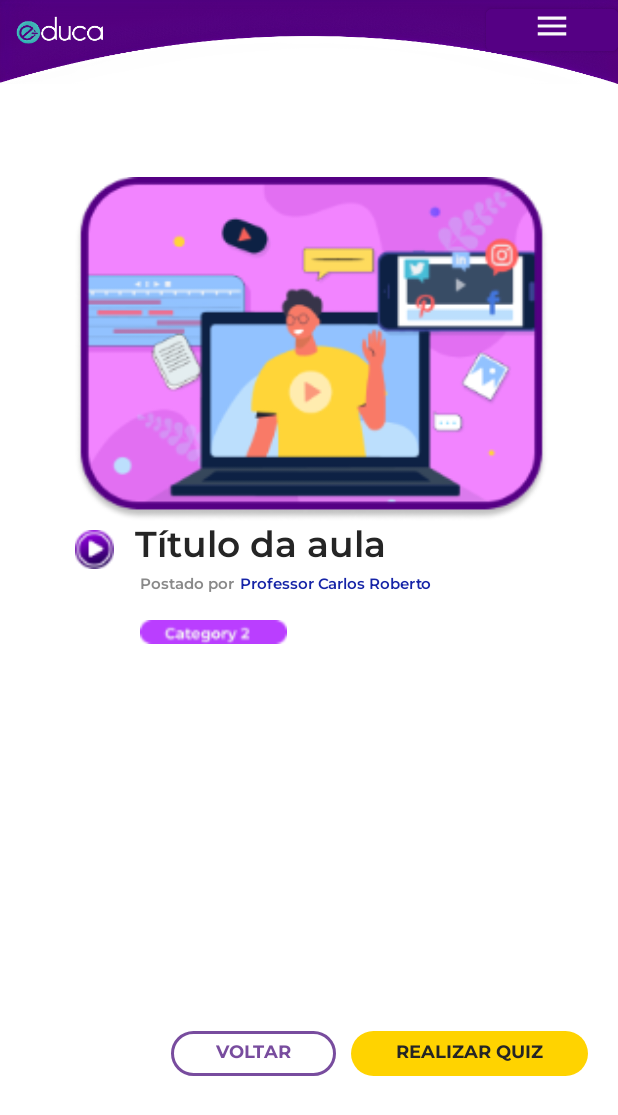
After one commit to e-duca/e-duca-app, an Android app: the Video screen opened directly, with no data from a screen before it, on a phone screen of 412 x 824 dp. The commit adds this screen. Shown: the top 1115 px of the screen. Run offline under Robolectric (Android 15) with nearby library versions, the phone set to English and light mode, and no system bars.

Commit message:
Tela da vídeo aula (#17)
* Tela da vídeo aula

* fix: ajuste visual e conexão com tela de conteúdo

---------

Co-authored-by: julianaesteves <juliana.trindade@bandtec.com.br>

```diff
--- a/app/src/main/AndroidManifest.xml
+++ b/app/src/main/AndroidManifest.xml
@@ -16,7 +16,9 @@
         android:supportsRtl="true"
         android:theme="@style/Theme.Educa"
         tools:targetApi="33">
-
+        <activity
+            android:name=".Video"
+            android:exported="false" />
         <activity
             android:name=".Login"
             android:exported="true">
--- /dev/null
+++ b/app/src/main/java/com/educa/Video.kt
@@ -0,0 +1,20 @@
+package com.educa
+
+import android.content.Intent
+import androidx.appcompat.app.AppCompatActivity
+import android.os.Bundle
+import android.widget.Button
+
+class Video : AppCompatActivity() {
+    override fun onCreate(savedInstanceState: Bundle?) {
+        super.onCreate(savedInstanceState)
+        setContentView(R.layout.activity_video_aula)
+
+        val backToContent = findViewById<Button>(R.id.btn_back)
+
+        backToContent.setOnClickListener {
+            val contentPage = Intent(applicationContext, Content::class.java)
+            startActivity(contentPage)
+        }
+    }
+}
--- /dev/null
+++ b/app/src/main/res/drawable/ic_card_videoaula.xml
@@ -0,0 +1,19 @@
+<vector
+    xmlns:android="http://schemas.android.com/apk/res/android"
+    xmlns:aapt="http://schemas.android.com/aapt"
+    android:width="315dp"
+    android:height="229dp"
+    android:viewportWidth="315"
+    android:viewportHeight="229"
+    >
+    <group>
+        <clip-path
+            android:pathData="M40 0H275C297.091 0 315 17.9086 315 40V189C315 211.091 297.091 229 275 229H40C17.9086 229 0 211.091 0 189V40C0 17.9086 17.9086 0 40 0Z"
+            />
+        <path
+            android:pathData="M40 0H275C297.091 0 315 17.9086 315 40V189C315 211.091 297.091 229 275 229H40C17.9086 229 0 211.091 0 189V40C0 17.9086 17.9086 0 40 0Z"
+            android:strokeWidth="10"
+            android:strokeColor="#550084"
+            />
+    </group>
+</vector>
--- /dev/null
+++ b/app/src/main/res/layout/activity_video_aula.xml
@@ -0,0 +1,112 @@
+<?xml version="1.0" encoding="utf-8"?>
+<androidx.constraintlayout.widget.ConstraintLayout xmlns:android="http://schemas.android.com/apk/res/android"
+    xmlns:app="http://schemas.android.com/apk/res-auto"
+    xmlns:tools="http://schemas.android.com/tools"
+    android:layout_width="match_parent"
+    android:layout_height="match_parent"
+    tools:context=".Video">
+
+    <RelativeLayout
+        android:layout_width="match_parent"
+        android:layout_height="match_parent"
+        tools:layout_editor_absoluteX="16dp"
+        tools:layout_editor_absoluteY="-42dp">
+
+        <fragment
+            android:id="@+id/fg_menu"
+            class="com.educa.FragmentMenu"
+            android:layout_width="wrap_content"
+            android:layout_height="wrap_content"
+            tools:layout="@layout/fragment_menu" />
+
+        <View
+            android:id="@+id/rectangle_1"
+            android:layout_width="315dp"
+            android:layout_height="229dp"
+            android:layout_alignParentLeft="true"
+            android:layout_alignParentTop="true"
+            android:layout_marginLeft="50dp"
+            android:layout_marginTop="118dp"
+            android:background="@mipmap/video"
+            android:elevation="4dp" />
+
+        <View
+            android:layout_below="@+id/rectangle_1"
+            android:id="@+id/image_play"
+            android:layout_width="26dp"
+            android:layout_height="26dp"
+            android:layout_marginTop="6dp"
+            android:layout_alignStart="@+id/rectangle_1"
+            android:background="@mipmap/play" />
+
+        <TextView
+            android:id="@+id/title_aula"
+            android:layout_width="wrap_content"
+            android:layout_height="wrap_content"
+            android:layout_below="@+id/rectangle_1"
+            android:layout_alignLeft="@+id/image_play"
+            android:layout_marginLeft="40dp"
+            android:fontFamily="@font/montserrat_semibold"
+            android:text="@string/txt_title"
+            android:textSize="24sp"
+            android:textStyle="bold" />
+
+        <TextView
+            android:id="@+id/postado_por"
+            android:layout_width="wrap_content"
+            android:layout_height="wrap_content"
+            android:layout_below="@+id/title_aula"
+            android:text="@string/txt_postfor"
+            android:layout_marginLeft="93dp"
+            android:textColor="#898989"
+            android:textSize="10sp"
+            android:fontFamily="@font/montserrat_semibold" />
+
+        <TextView
+            android:layout_width="wrap_content"
+            android:layout_height="wrap_content"
+            android:layout_below="@+id/title_aula"
+            android:layout_alignParentEnd="@+id/postado_por"
+            android:layout_marginLeft="160dp"
+            android:text="@string/txt_nameteacher"
+            android:textColor="#1524A7"
+            android:textSize="10sp"
+            android:fontFamily="@font/montserrat_semibold"
+            />
+
+        <View
+            android:id="@+id/filtro_cate"
+            android:layout_width="98dp"
+            android:layout_height="16dp"
+            android:layout_marginLeft="93dp"
+            android:layout_marginTop="16dp"
+            android:layout_below="@id/postado_por"
+            android:background="@mipmap/categoria2"/>
+
+        <LinearLayout
+            android:layout_width="wrap_content"
+            android:layout_height="match_parent"
+            android:layout_below="@+id/postado_por"
+            android:layout_alignParentEnd="true"
+            android:layout_marginTop="290dp"
+            android:layout_marginEnd="20dp">
+
+            <androidx.appcompat.widget.AppCompatButton
+                android:id="@+id/btn_back"
+                style="@style/style_btnBorderPurpleSmall"
+                android:layout_gravity="center_horizontal"
+                android:background="@drawable/db_btn_border"
+                android:text="@string/txt_back" />
+
+            <androidx.appcompat.widget.AppCompatButton
+                android:id="@+id/btn_go_quiz"
+                style="@style/style_btnYellowSmall"
+                android:layout_gravity="center_horizontal"
+                android:layout_marginLeft="10dp"
+                android:background="@drawable/db_btn_solid"
+                android:text="@string/txt_quiz_content" />
+        </LinearLayout>
+
+    </RelativeLayout>
+
+</androidx.constraintlayout.widget.ConstraintLayout>
--- a/app/src/main/res/values/strings.xml
+++ b/app/src/main/res/values/strings.xml
@@ -42,5 +42,7 @@
     <string name="txt_ops">Ops…</string>
     <string name="txt_restTextOps">Se você é professor, acesse nossa aplicação pelo navegador e aproveite nosso site!</string>
     <string name="txt_title">Título da aula</string>
+    <string name="txt_postfor">Postado por</string>
+    <string name="txt_nameteacher">Professor Carlos Roberto</string>
     <string name="txt_context">Lorem ipsum dolor sit amet, consectetur adipiscing elit. Donec accumsan mattis augue eu pellentesque. Nulla sit amet facilisis ante, sit amet interdum augue. Nullam viverra convallis lectus, maximus faucibus sem pretium sit amet. Aenean tempus aliquam fringilla.</string>
 </resources>
```
Also changed, not shown: app/src/main/res/mipmap-xhdpi/categoria2.png (added), app/src/main/res/mipmap-xhdpi/play.png (added), app/src/main/res/mipmap-xhdpi/video.png (added).
